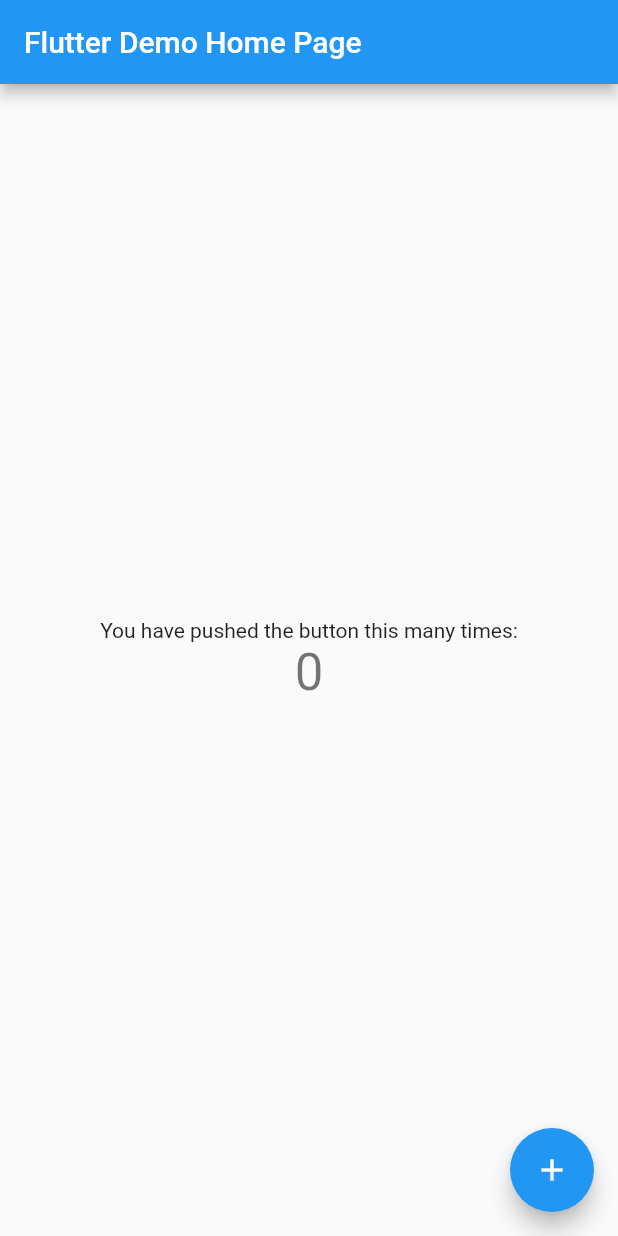
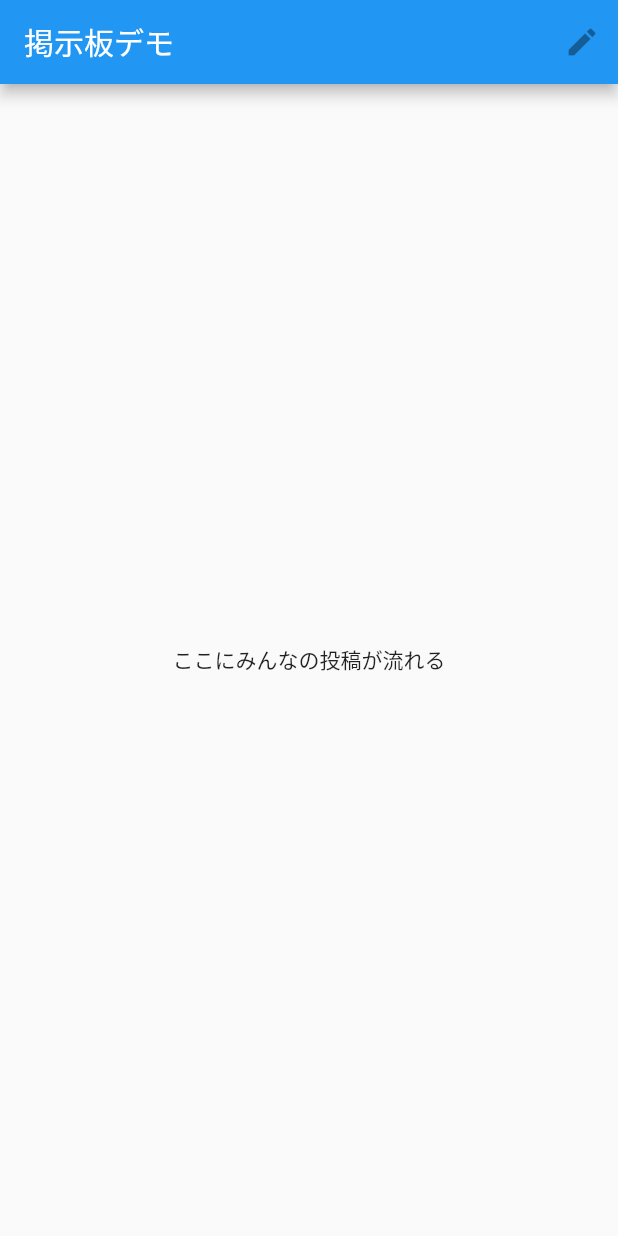
Before and after one commit to sqrmyy/keijiban, a Flutter app: the screen it shows after launch, on a phone screen of 412 x 824 dp. Run offline on Flutter 3.47's test engine with Material 2 defaults, Android fonts, the phone set to English and light mode, and no system bars.

Commit message:
掲示板画面を作る

```diff
--- a/lib/main.dart
+++ b/lib/main.dart
@@ -11,6 +11,7 @@ class MyApp extends StatelessWidget {
   @override
   Widget build(BuildContext context) {
     return MaterialApp(
+      debugShowCheckedModeBanner: false,
       title: 'Flutter Demo',
       theme: ThemeData(
         // This is the theme of your application.
@@ -48,18 +49,6 @@ class MyHomePage extends StatefulWidget {
 }
 
 class _MyHomePageState extends State<MyHomePage> {
-  int _counter = 0;
-
-  void _incrementCounter() {
-    setState(() {
-      // This call to setState tells the Flutter framework that something has
-      // changed in this State, which causes it to rerun the build method below
-      // so that the display can reflect the updated values. If we changed
-      // _counter without calling setState(), then the build method would not be
-      // called again, and so nothing would appear to happen.
-      _counter++;
-    });
-  }
 
   @override
   Widget build(BuildContext context) {
@@ -73,43 +62,21 @@ class _MyHomePageState extends State<MyHomePage> {
       appBar: AppBar(
         // Here we take the value from the MyHomePage object that was created by
         // the App.build method, and use it to set our appbar title.
-        title: Text(widget.title),
+        title: Text("掲示板デモ"),
+        actions: [
+          IconButton(
+              onPressed: null,
+              icon: Icon(Icons.edit),
+          ),
+        ],
       ),
       body: Center(
         // Center is a layout widget. It takes a single child and positions it
         // in the middle of the parent.
-        child: Column(
-          // Column is also a layout widget. It takes a list of children and
-          // arranges them vertically. By default, it sizes itself to fit its
-          // children horizontally, and tries to be as tall as its parent.
-          //
-          // Invoke "debug painting" (press "p" in the console, choose the
-          // "Toggle Debug Paint" action from the Flutter Inspector in Android
-          // Studio, or the "Toggle Debug Paint" command in Visual Studio Code)
-          // to see the wireframe for each widget.
-          //
-          // Column has various properties to control how it sizes itself and
-          // how it positions its children. Here we use mainAxisAlignment to
-          // center the children vertically; the main axis here is the vertical
-          // axis because Columns are vertical (the cross axis would be
-          // horizontal).
-          mainAxisAlignment: MainAxisAlignment.center,
-          children: <Widget>[
-            const Text(
-              'You have pushed the button this many times:',
+        child: Text(
+              "ここにみんなの投稿が流れる"
             ),
-            Text(
-              '$_counter',
-              style: Theme.of(context).textTheme.headline4,
-            ),
-          ],
         ),
-      ),
-      floatingActionButton: FloatingActionButton(
-        onPressed: _incrementCounter,
-        tooltip: 'Increment',
-        child: const Icon(Icons.add),
-      ), // This trailing comma makes auto-formatting nicer for build methods.
-    );
+      );
   }
 }
```
